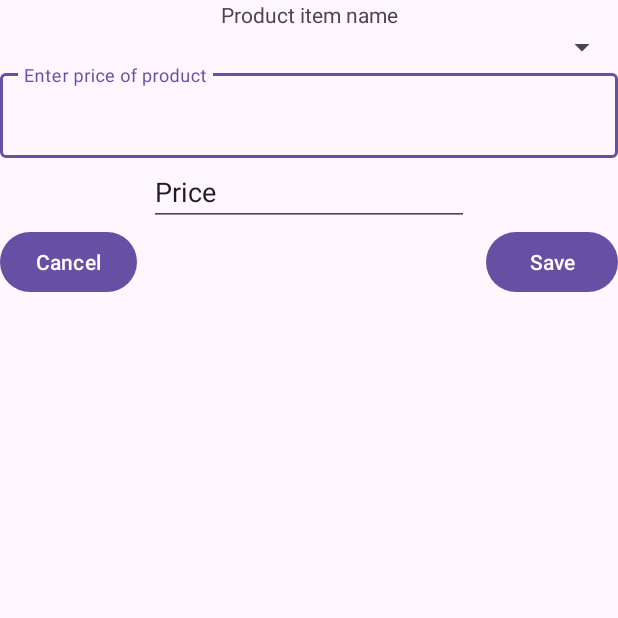
After one commit to i1qxa/OrderLite, an Android app: the fragment AddOrderRecordFragment shown on its own in the app's theme, on a phone screen of 412 x 824 dp, the top half of it. The commit adds this screen. Run offline under Robolectric (Android 15) with nearby library versions, the phone set to English and light mode, and no system bars; our stand-ins replace Room's generated code.

Commit message:
Решил добавлять записи в OrderRecord не через диалоговый фрагмент, а через полноценный фрагмент. Начал создание этого фрагмента

```diff
--- /dev/null
+++ b/app/src/main/java/com/example/orderlite/presentation/order_record/order_record_item/AddOrderRecordFragment.kt
@@ -0,0 +1,51 @@
+package com.example.orderlite.presentation.order_record.order_record_item
+
+import android.os.Bundle
+import android.view.LayoutInflater
+import android.view.View
+import android.view.ViewGroup
+import androidx.fragment.app.Fragment
+import androidx.lifecycle.ViewModelProvider
+import com.example.orderlite.databinding.FragmentAddOrderRecordBinding
+
+private const val PRODUCT_ITEM_ID = "product_item_id"
+private const val UNIT_O_M_ITEM_ID = "unit_o_m_item_id"
+
+class AddOrderRecordFragment : Fragment() {
+    private lateinit var viewModel: OrderRecordItemViewModel
+    private var productItemId: Int? = null
+    private var unitOMItemId: Int? = null
+    private lateinit var binding: FragmentAddOrderRecordBinding
+
+    override fun onCreate(savedInstanceState: Bundle?) {
+        super.onCreate(savedInstanceState)
+        arguments?.let {
+            productItemId = it.getInt(PRODUCT_ITEM_ID)
+            unitOMItemId = it.getInt(UNIT_O_M_ITEM_ID)
+        }
+    }
+
+    override fun onCreateView(
+        inflater: LayoutInflater, container: ViewGroup?,
+        savedInstanceState: Bundle?,
+    ): View {
+        binding = FragmentAddOrderRecordBinding.inflate(inflater, container, false)
+        return binding.root
+    }
+
+    override fun onViewCreated(view: View, savedInstanceState: Bundle?) {
+        super.onViewCreated(view, savedInstanceState)
+        viewModel = ViewModelProvider(this)[OrderRecordItemViewModel::class.java]
+    }
+
+    companion object {
+        @JvmStatic
+        fun newInstance(productItemId: Int, unitOMItemId: Int) =
+            AddOrderRecordFragment().apply {
+                arguments = Bundle().apply {
+                    putInt(PRODUCT_ITEM_ID, productItemId)
+                    putInt(UNIT_O_M_ITEM_ID, unitOMItemId)
+                }
+            }
+    }
+}
--- /dev/null
+++ b/app/src/main/java/com/example/orderlite/presentation/order_record/order_record_item/OrderRecordItemViewModel.kt
@@ -0,0 +1,23 @@
+package com.example.orderlite.presentation.order_record.order_record_item
+
+import android.app.Application
+import androidx.lifecycle.AndroidViewModel
+import com.example.orderlite.data.orderRecord.OrderRecordRepositoryImpl
+import com.example.orderlite.data.productItem.ProductItemRepositoryImpl
+import com.example.orderlite.data.unitsOM.UnitsOMRepositoryImpl
+import com.example.orderlite.domain.orderRecord.AddOrderRecordUseCase
+import com.example.orderlite.domain.productItem.GetProductItemUseCase
+import com.example.orderlite.domain.unitsOfMeasurement.GetListUnitsOMUseCase
+import com.example.orderlite.domain.unitsOfMeasurement.GetUnitsOMUseCase
+
+class OrderRecordItemViewModel(application: Application):AndroidViewModel(application){
+    private var repositoryOrderRecord = OrderRecordRepositoryImpl(application)
+    private var repositoryProductItem = ProductItemRepositoryImpl(application)
+    private var repositoryUnitOM = UnitsOMRepositoryImpl(application)
+
+    private var addOrderRecordUseCase = AddOrderRecordUseCase(repositoryOrderRecord)
+    private var getProductItemUseCase = GetProductItemUseCase(repositoryProductItem)
+    private var getUnitOMItemUseCase = GetUnitsOMUseCase(repositoryUnitOM)
+    private var getListUnitOMUseCase = GetListUnitsOMUseCase(repositoryUnitOM)
+
+}
--- /dev/null
+++ b/app/src/main/res/layout/fragment_add_order_record.xml
@@ -0,0 +1,71 @@
+<?xml version="1.0" encoding="utf-8"?>
+<FrameLayout xmlns:android="http://schemas.android.com/apk/res/android"
+    xmlns:app="http://schemas.android.com/apk/res-auto"
+    xmlns:tools="http://schemas.android.com/tools"
+    android:layout_width="match_parent"
+    android:layout_height="match_parent"
+    tools:context=".presentation.product.DialogChooseProductFragment">
+
+    <androidx.constraintlayout.widget.ConstraintLayout
+        android:layout_width="match_parent"
+        android:layout_height="match_parent">
+
+        <TextView
+            android:id="@+id/productItemName"
+            android:layout_width="wrap_content"
+            android:layout_height="wrap_content"
+            android:text="@string/product_item_name"
+            app:layout_constraintEnd_toEndOf="parent"
+            app:layout_constraintStart_toStartOf="parent"
+            app:layout_constraintTop_toTopOf="parent" />
+
+        <Spinner
+            android:id="@+id/unitOMSpinner"
+            android:layout_width="match_parent"
+            android:layout_height="wrap_content"
+            app:layout_constraintStart_toStartOf="parent"
+            app:layout_constraintTop_toBottomOf="@+id/productItemName" />
+
+        <com.google.android.material.textfield.TextInputLayout
+            android:id="@+id/tilAmount"
+            android:layout_width="match_parent"
+            android:layout_height="wrap_content"
+            app:layout_constraintTop_toBottomOf="@id/unitOMSpinner">
+
+            <com.google.android.material.textfield.TextInputEditText
+                android:id="@+id/etAmount"
+                android:layout_width="match_parent"
+                android:layout_height="wrap_content"
+                android:hint="@string/enter_price_of_product"
+                android:inputType="none|numberDecimal" />
+        </com.google.android.material.textfield.TextInputLayout>
+
+        <EditText
+            android:id="@+id/etPrice"
+            android:layout_width="wrap_content"
+            android:layout_height="wrap_content"
+            android:ems="10"
+            android:inputType="none|numberDecimal"
+            android:text="@string/et_name_price"
+            app:layout_constraintEnd_toEndOf="parent"
+            app:layout_constraintStart_toStartOf="parent"
+            app:layout_constraintTop_toBottomOf="@id/tilAmount" />
+
+        <Button
+            android:id="@+id/btnSave"
+            android:layout_width="wrap_content"
+            android:layout_height="wrap_content"
+            android:text="@string/btn_save"
+            app:layout_constraintEnd_toEndOf="parent"
+            app:layout_constraintTop_toBottomOf="@+id/etPrice" />
+
+        <Button
+            android:id="@+id/btnCancel"
+            android:layout_width="wrap_content"
+            android:layout_height="wrap_content"
+            android:text="@string/btn_cancel"
+            app:layout_constraintStart_toStartOf="parent"
+            app:layout_constraintTop_toBottomOf="@+id/etPrice" />
+
+    </androidx.constraintlayout.widget.ConstraintLayout>
+</FrameLayout>
--- a/app/src/main/res/values/strings.xml
+++ b/app/src/main/res/values/strings.xml
@@ -18,4 +18,8 @@
     <string name="btn_save">Save</string>
     <string name="btn_delete">Delete</string>
     <string name="product_name">Product Name</string>
+    <string name="btn_cancel">Cancel</string>
+    <string name="et_name_price">Price</string>
+    <string name="enter_price_of_product">Enter price of product</string>
+    <string name="product_item_name">Product item name</string>
 </resources>
```
Also changed, not shown: app/src/main/java/com/example/orderlite/presentation/product/DialogChooseProductFragment.kt (deleted, +0 -60 lines), app/src/main/res/layout/fragment_dialog_choose_product.xml (deleted, +0 -43 lines).
